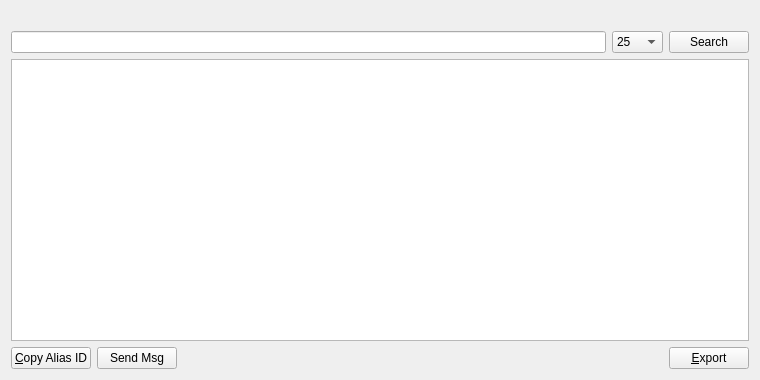
The window that src/qt/forms/aliaslistpage.ui (willyko/syscoin2) describes before a commit, drawn with Qt 5.
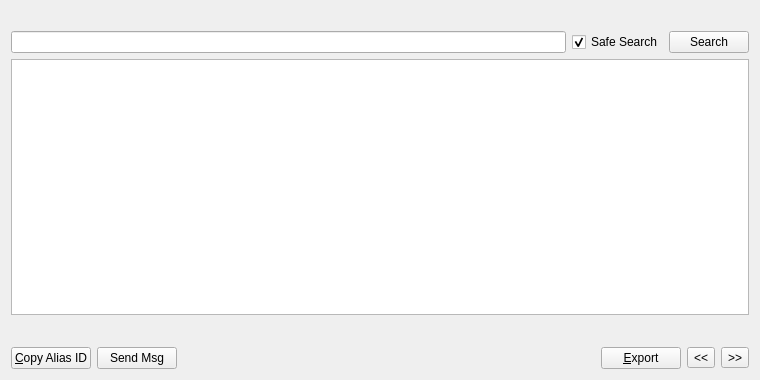
The same window after the commit.

Patch:
```diff
--- a/src/qt/forms/aliaslistpage.ui
+++ b/src/qt/forms/aliaslistpage.ui
@@ -30,22 +30,13 @@
       <widget class="QLineEdit" name="lineEditAliasSearch"/>
      </item>
      <item>
-      <widget class="QComboBox" name="comboBox">
-       <item>
-        <property name="text">
-         <string>25</string>
-        </property>
-       </item>
-       <item>
-        <property name="text">
-         <string>50</string>
-        </property>
-       </item>
-       <item>
-        <property name="text">
-         <string>100</string>
-        </property>
-       </item>
+      <widget class="QCheckBox" name="safeSearch">
+       <property name="text">
+        <string>Safe Search</string>
+       </property>
+       <property name="checked">
+        <bool>true</bool>
+       </property>
       </widget>
      </item>
      <item>
@@ -91,6 +82,30 @@
      </attribute>
     </widget>
    </item>
+   <item>
+    <layout class="QHBoxLayout" name="horizontalLayout_3">
+     <item>
+      <spacer name="horizontalSpacer_2">
+       <property name="orientation">
+        <enum>Qt::Horizontal</enum>
+       </property>
+       <property name="sizeHint" stdset="0">
+        <size>
+         <width>40</width>
+         <height>20</height>
+        </size>
+       </property>
+      </spacer>
+     </item>
+     <item>
+      <widget class="QLabel" name="labelPage">
+       <property name="text">
+        <string/>
+       </property>
+      </widget>
+     </item>
+    </layout>
+   </item>
    <item>
     <layout class="QHBoxLayout" name="horizontalLayout">
      <item>
@@ -133,6 +148,20 @@
        </property>
       </widget>
      </item>
+     <item>
+      <widget class="QToolButton" name="prevButton">
+       <property name="text">
+        <string>&lt;&lt;</string>
+       </property>
+      </widget>
+     </item>
+     <item>
+      <widget class="QToolButton" name="nextButton">
+       <property name="text">
+        <string>&gt;&gt;</string>
+       </property>
+      </widget>
+     </item>
     </layout>
    </item>
   </layout>
```
